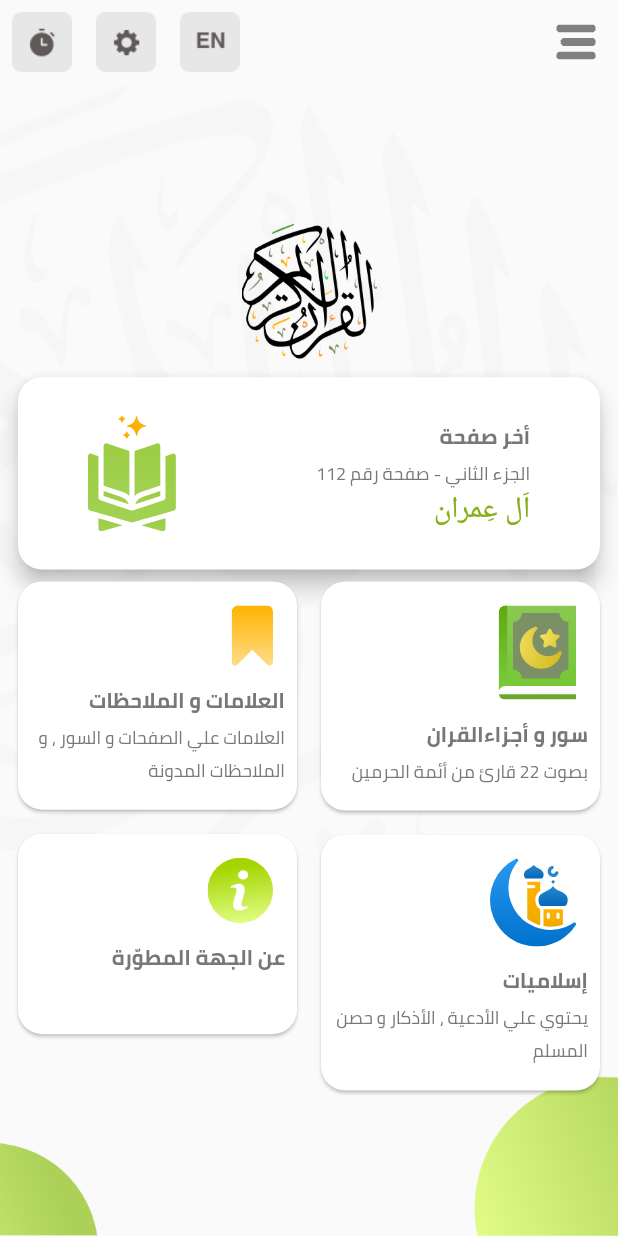
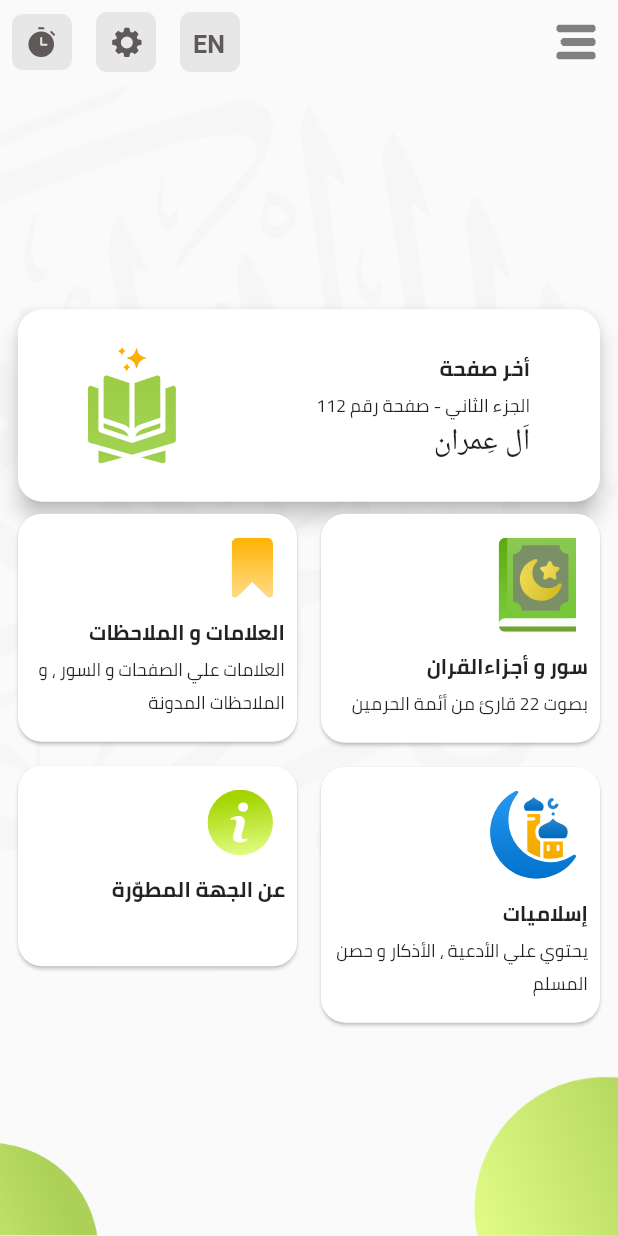
Before and after one commit to m7mdra/quran, a Flutter app: the HomePage screen opened directly, on a phone screen of 412 x 824 dp. Run offline on Flutter 3.47's test engine with Material 2 defaults, Android fonts, the phone set to English and light mode, and no system bars; our stand-ins replace flutter_svg; Roboto replaces fonts that are missing (Al-QuranAlKareem).

Commit message:
partial dark mode sup

```diff
--- a/lib/home_page.dart
+++ b/lib/home_page.dart
@@ -48,10 +48,6 @@ class _HomePageState extends State<HomePage> {
             primary: true,
             shrinkWrap: true,
             children: [
-              Align(
-                child: Image.asset('assets/images/logo.png', width: 90),
-                alignment: AlignmentDirectional(0, -0.9),
-              ),
               Container(
                 padding: const EdgeInsets.only(left: 8, right: 8, top: 8),
                 width: MediaQuery.of(context).size.width,
@@ -68,20 +64,17 @@ class _HomePageState extends State<HomePage> {
                         children: [
                           Text("أخر صفحة",
                               style: TextStyle(
-                                color: Color(0xff777777),
                                 fontSize: 14,
                                 fontWeight: FontWeight.w700,
                               )),
                           Text("الجزء الثاني - صفحة رقم 112",
                               style: TextStyle(
                                 fontFamily: 'Cairo',
-                                color: Color(0xff777777),
                                 fontSize: 12,
                               )),
                           Text("اَل عِمران",
                               style: TextStyle(
                                 fontFamily: 'Al-QuranAlKareem',
-                                color: Color(0xff87af17),
                                 fontSize: 20,
                               ))
                         ],
@@ -127,7 +120,7 @@ class _HomePageState extends State<HomePage> {
   AppBar buildAppBar() {
     return AppBar(
       leading: IconButton(
-          icon: SvgPicture.asset('assets/images/ic_menu.svg'),
+          icon: SvgPicture.asset(isDarkMode(context)?'assets/images/ic_menu_dark.svg':'assets/images/ic_menu.svg'),
           onPressed: () {},
           splashRadius: 20,
           iconSize: 40),
@@ -135,24 +128,33 @@ class _HomePageState extends State<HomePage> {
       elevation: 0,
       actions: [
         IconButton(
-            icon: Image.asset('assets/images/ic_lang.png'),
+            icon: SvgPicture.asset(isDarkMode(context)
+                ? 'assets/images/ic_lang_dark.svg'
+                : 'assets/images/ic_lang.svg'),
             onPressed: () {},
             splashRadius: 20,
             iconSize: 40),
         IconButton(
-            icon: Image.asset('assets/images/ic_settings.png'),
+            icon: SvgPicture.asset(isDarkMode(context)
+                ? 'assets/images/ic_settings_dark.svg'
+                : 'assets/images/ic_settings.svg'),
             onPressed: () {},
             splashRadius: 20,
             iconSize: 40),
         IconButton(
-            icon: Image.asset('assets/images/ic_reminder.png'),
+            icon: SvgPicture.asset(isDarkMode(context)
+                ? 'assets/images/ic_reminder_dark.svg'
+                : 'assets/images/ic_reminder.svg'),
             onPressed: () {},
             splashRadius: 20,
             iconSize: 40),
       ],
     );
   }
+  bool isDarkMode(context) => Theme.of(context).brightness == Brightness.dark;
+
 }
+
 
 class HomeMenuItem extends StatelessWidget {
   final VoidCallback onTap;
@@ -190,7 +192,6 @@ class HomeMenuItem extends StatelessWidget {
                 child: Text(item.title,
                     style: TextStyle(
                       fontFamily: 'Cairo',
-                      color: Color(0xff777777),
                       fontSize: 14,
                       fontWeight: FontWeight.w700,
                       fontStyle: FontStyle.normal,
@@ -201,7 +202,6 @@ class HomeMenuItem extends StatelessWidget {
                 child: Text(item.subtitle,
                     style: TextStyle(
                       fontFamily: 'Cairo',
-                      color: Color(0xff777777),
                       fontSize: 12,
                       fontWeight: FontWeight.w400,
                       fontStyle: FontStyle.normal,
--- a/lib/quran_by_juz_page.dart
+++ b/lib/quran_by_juz_page.dart
@@ -17,11 +17,10 @@ class _QuranByJuzPageState extends State<QuranByJuzPage> with AutomaticKeepAlive
           return ListTile(
             dense: true,
             onTap: () {},
-            tileColor: index%2==0 ? Color(0xffF8F8F8) : Colors.transparent,
+            tileColor: index%2==0 ? Color(0xffCACACA) : Colors.transparent,
             leading: Text("﴿${index + 1}﴾",
                 style: TextStyle(
                   fontFamily: 'AlQalamQuranMajeed',
-                  color: Color(0xff000000),
                   fontSize: 18,
                   fontWeight: FontWeight.w400,
                   fontStyle: FontStyle.normal,
--- a/lib/quran_by_sura_page.dart
+++ b/lib/quran_by_sura_page.dart
@@ -22,7 +22,6 @@ class _QuranBySuraPageState extends State<QuranBySuraPage>
             leading: Text("﴿${index + 1}﴾",
                 style: TextStyle(
                   fontFamily: 'AlQalamQuranMajeed',
-                  color: Color(0xff000000),
                   fontSize: 18,
                   fontWeight: FontWeight.w400,
                   fontStyle: FontStyle.normal,
```
Also changed, not shown: lib/islamics_page.dart (added, +13 -0 lines), lib/main.dart (+6 -2 lines), assets/images/ic_lang.png (deleted), assets/images/ic_lang.svg, assets/images/ic_lang_dark.svg (added), assets/images/ic_menu_dark.svg (added), assets/images/ic_reminder.png (deleted), assets/images/ic_reminder.svg (added), assets/images/ic_reminder_dark.svg (added), assets/images/ic_settings.png (deleted), assets/images/ic_settings.svg (added), assets/images/ic_settings_dark.svg (added).
